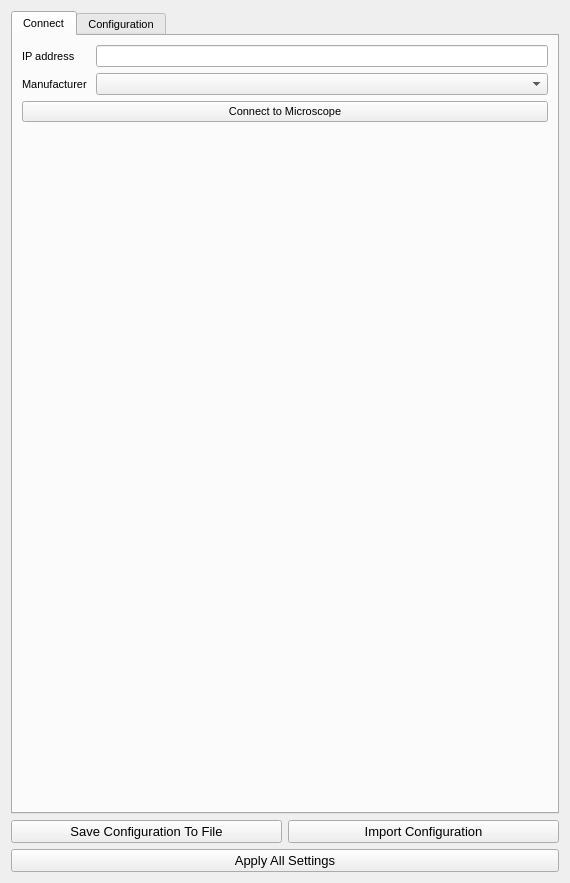
Before: the Qt Designer form fibsem/ui/qtdesigner_files/FibsemSystemSetupWidget.ui in DeMarcoLab/fibsem, drawn with Qt 5.
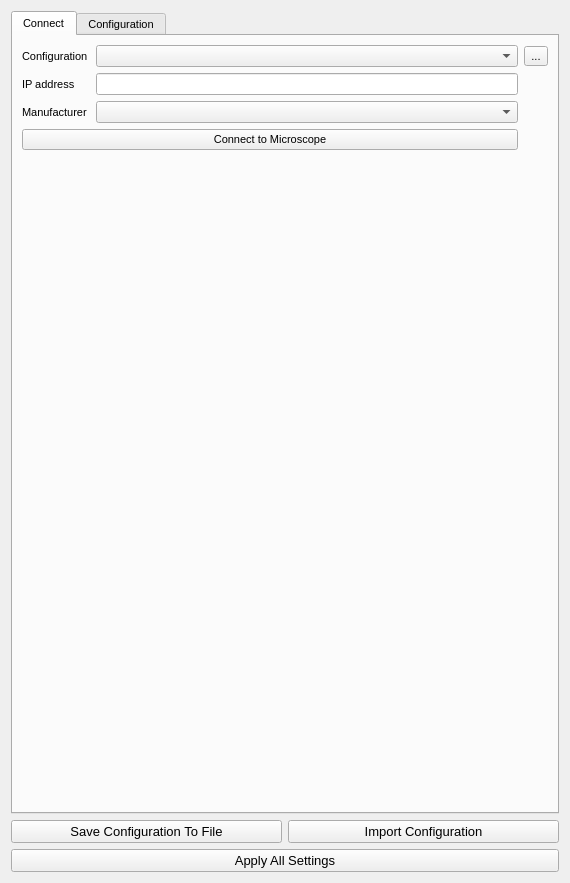
After: the same form once the commit is applied.

Commit message: working system widget

```diff
--- a/fibsem/ui/qtdesigner_files/FibsemSystemSetupWidget.ui
+++ b/fibsem/ui/qtdesigner_files/FibsemSystemSetupWidget.ui
@@ -73,19 +73,19 @@
        <string>Connect</string>
       </attribute>
       <layout class="QGridLayout" name="gridLayout_7">
-       <item row="3" column="0" colspan="2">
-        <widget class="QPushButton" name="microscope_button">
+       <item row="3" column="0">
+        <widget class="QLabel" name="label_manufacturer">
          <property name="font">
           <font>
            <pointsize>8</pointsize>
           </font>
          </property>
          <property name="text">
-          <string>Connect to Microscope</string>
+          <string>Manufacturer </string>
          </property>
         </widget>
        </item>
-       <item row="4" column="0">
+       <item row="5" column="0" colspan="2">
         <spacer name="verticalSpacer_5">
          <property name="orientation">
           <enum>Qt::Vertical</enum>
@@ -98,19 +98,32 @@
          </property>
         </spacer>
        </item>
-       <item row="2" column="1">
-        <widget class="QComboBox" name="comboBox_manufacturer">
+       <item row="0" column="1">
+        <widget class="QComboBox" name="comboBox_configuration"/>
+       </item>
+       <item row="4" column="0" colspan="2">
+        <widget class="QPushButton" name="microscope_button">
          <property name="font">
           <font>
            <pointsize>8</pointsize>
           </font>
          </property>
+         <property name="text">
+          <string>Connect to Microscope</string>
+         </property>
         </widget>
        </item>
-       <item row="0" column="1">
-        <widget class="QLineEdit" name="lineEdit_ipadress"/>
-       </item>
        <item row="0" column="0">
+        <widget class="QLabel" name="label_configuration">
+         <property name="text">
+          <string>Configuration</string>
+         </property>
+        </widget>
+       </item>
+       <item row="1" column="1">
+        <widget class="QLineEdit" name="lineEdit_ipaddress"/>
+       </item>
+       <item row="1" column="0">
         <widget class="QLabel" name="label_ip_address">
          <property name="font">
           <font>
@@ -122,15 +135,19 @@
          </property>
         </widget>
        </item>
-       <item row="2" column="0">
-        <widget class="QLabel" name="label_manufacturer">
+       <item row="3" column="1">
+        <widget class="QComboBox" name="comboBox_manufacturer">
          <property name="font">
           <font>
            <pointsize>8</pointsize>
           </font>
          </property>
+        </widget>
+       </item>
+       <item row="0" column="2">
+        <widget class="QToolButton" name="toolButton_import_configuration">
          <property name="text">
-          <string>Manufacturer </string>
+          <string>...</string>
          </property>
         </widget>
        </item>
```
Left out of the diff: 8 changed lines with no effect on the pictures. The commit also changes 7 other files.
